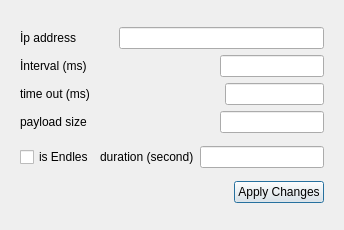
Before: the Qt Designer form QTDesigns/Change_parameters.ui in Gorkembukel/MonitorNetworkConnectivityV2, drawn with Qt 5.
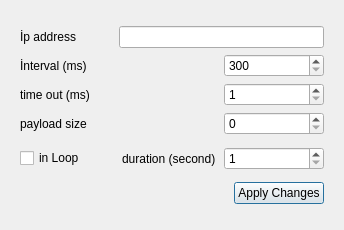
After: the same form once the commit is applied. Icons and pictures are not drawn.

Patch:
```diff
--- a/QTDesigns/Change_parameters.ui
+++ b/QTDesigns/Change_parameters.ui
@@ -85,21 +85,24 @@
            </spacer>
           </item>
           <item>
-           <widget class="QLineEdit" name="lineEdit_interval">
+           <widget class="QSpinBox" name="spinBox_interval">
             <property name="sizePolicy">
-             <sizepolicy hsizetype="Preferred" vsizetype="Fixed">
+             <sizepolicy hsizetype="Fixed" vsizetype="Fixed">
               <horstretch>0</horstretch>
               <verstretch>0</verstretch>
              </sizepolicy>
             </property>
-            <property name="maximumSize">
+            <property name="minimumSize">
              <size>
-              <width>104</width>
-              <height>16777215</height>
+              <width>100</width>
+              <height>0</height>
              </size>
             </property>
-            <property name="maxLength">
-             <number>9997</number>
+            <property name="minimum">
+             <number>300</number>
+            </property>
+            <property name="maximum">
+             <number>99999</number>
             </property>
            </widget>
           </item>
@@ -128,12 +131,18 @@
            </spacer>
           </item>
           <item>
-           <widget class="QLineEdit" name="lineEdit_timeout">
-            <property name="sizePolicy">
-             <sizepolicy hsizetype="Preferred" vsizetype="Fixed">
-              <horstretch>0</horstretch>
-              <verstretch>0</verstretch>
-             </sizepolicy>
+           <widget class="QSpinBox" name="spinBox_timeout">
+            <property name="minimumSize">
+             <size>
+              <width>100</width>
+              <height>0</height>
+             </size>
+            </property>
+            <property name="minimum">
+             <number>1</number>
+            </property>
+            <property name="maximum">
+             <number>9999</number>
             </property>
            </widget>
           </item>
@@ -162,21 +171,15 @@
            </spacer>
           </item>
           <item>
-           <widget class="QLineEdit" name="lineEdit_payloadsize">
-            <property name="sizePolicy">
-             <sizepolicy hsizetype="Preferred" vsizetype="Fixed">
-              <horstretch>0</horstretch>
-              <verstretch>0</verstretch>
-             </sizepolicy>
-            </property>
-            <property name="maximumSize">
+           <widget class="QSpinBox" name="spinBox_payloadsize">
+            <property name="minimumSize">
              <size>
-              <width>104</width>
-              <height>16777215</height>
+              <width>100</width>
+              <height>0</height>
              </size>
             </property>
-            <property name="maxLength">
-             <number>9997</number>
+            <property name="maximum">
+             <number>9999</number>
             </property>
            </widget>
           </item>
@@ -189,7 +192,17 @@
         <item>
          <widget class="QCheckBox" name="checkBox_infinite">
           <property name="text">
-           <string>is Endles</string>
+           <string>in Loop</string>
+          </property>
+          <property name="icon">
+           <iconset resource="../resources.qrc">
+            <normaloff>:/icons/icons/refresh-cw.svg</normaloff>:/icons/icons/refresh-cw.svg</iconset>
+          </property>
+          <property name="iconSize">
+           <size>
+            <width>20</width>
+            <height>20</height>
+           </size>
           </property>
          </widget>
         </item>
@@ -201,7 +214,20 @@
          </widget>
         </item>
         <item>
-         <widget class="QLineEdit" name="lineEdit_duration"/>
+         <widget class="QSpinBox" name="spinBox_duration">
+          <property name="minimumSize">
+           <size>
+            <width>100</width>
+            <height>0</height>
+           </size>
+          </property>
+          <property name="minimum">
+           <number>1</number>
+          </property>
+          <property name="maximum">
+           <number>9999</number>
+          </property>
+         </widget>
         </item>
        </layout>
       </item>
```
Left out of the diff: 16 changed lines with no effect on the pictures.
